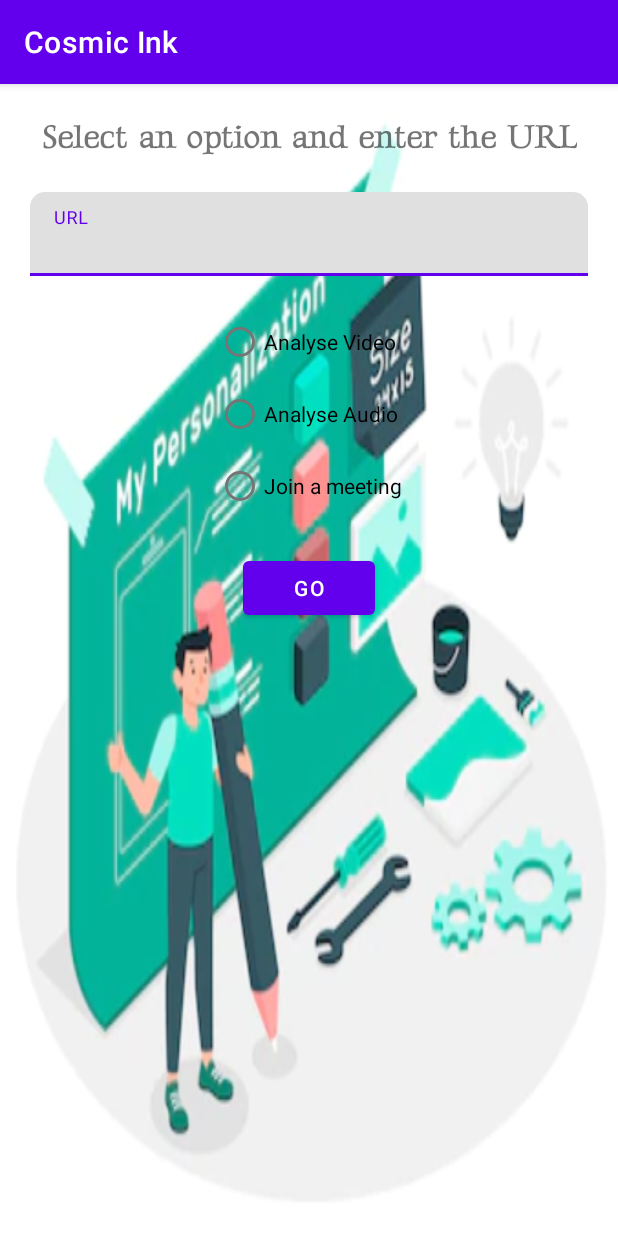
After one commit to venusaim23/Cosmic-Ink, an Android app: the LoadingActivity screen opened directly, with no data from a screen before it, on a phone screen of 412 x 824 dp. The commit adds this screen. Run offline under Robolectric (Android 15) with nearby library versions, the light colour scheme and no system bars; network calls fail.

Commit message:
create loading activity

```diff
--- a/app/build.gradle
+++ b/app/build.gradle
@@ -25,6 +25,9 @@ android {
         sourceCompatibility JavaVersion.VERSION_1_8
         targetCompatibility JavaVersion.VERSION_1_8
     }
+    buildFeatures {
+        viewBinding true
+    }
 }
 
 dependencies {
@@ -34,6 +37,7 @@ dependencies {
     implementation 'androidx.constraintlayout:constraintlayout:2.1.3'
     implementation 'androidx.gridlayout:gridlayout:1.0.0'
     implementation 'androidx.legacy:legacy-support-v4:1.0.0'
+    implementation 'com.android.volley:volley:1.2.1'
     testImplementation 'junit:junit:4.13.2'
     androidTestImplementation 'androidx.test.ext:junit:1.1.3'
     androidTestImplementation 'androidx.test.espresso:espresso-core:3.4.0'
--- a/app/src/main/AndroidManifest.xml
+++ b/app/src/main/AndroidManifest.xml
@@ -1,6 +1,8 @@
 <?xml version="1.0" encoding="utf-8"?>
 <manifest xmlns:android="http://schemas.android.com/apk/res/android"
     package="com.hack.cosmicink">
+
+    <uses-permission android:name="android.permission.INTERNET" />
 
     <application
         android:allowBackup="true"
@@ -9,6 +11,9 @@
         android:roundIcon="@mipmap/ic_launcher_round"
         android:supportsRtl="true"
         android:theme="@style/Theme.CosmicInk">
+        <activity
+            android:name=".LoadingActivity"
+            android:exported="false" />
         <activity
             android:name=".MainActivity"
             android:exported="true">
--- /dev/null
+++ b/app/src/main/java/com/hack/cosmicink/LoadingActivity.java
@@ -0,0 +1,30 @@
+package com.hack.cosmicink;
+
+import androidx.appcompat.app.AppCompatActivity;
+
+import android.content.Intent;
+import android.os.Bundle;
+
+import com.hack.cosmicink.databinding.ActivityLoadingBinding;
+
+public class LoadingActivity extends AppCompatActivity {
+
+    private ActivityLoadingBinding binding;
+
+    private int[] backgrounds = {R.drawable.doctor, R.drawable.teacher, R.drawable.law, R.drawable.custom};
+
+    @Override
+    protected void onCreate(Bundle savedInstanceState) {
+        super.onCreate(savedInstanceState);
+        binding = ActivityLoadingBinding.inflate(getLayoutInflater());
+        setContentView(binding.getRoot());
+
+        Intent intent = getIntent();
+        int card = intent.getIntExtra("Card", 0);
+
+        if (card != 0)
+            binding.loadingLayout.setBackgroundResource(backgrounds[card - 1]);
+        else
+            binding.loadingLayout.setBackgroundResource(backgrounds[3]);
+    }
+}
--- /dev/null
+++ b/app/src/main/res/layout/activity_loading.xml
@@ -0,0 +1,86 @@
+<?xml version="1.0" encoding="utf-8"?>
+<androidx.constraintlayout.widget.ConstraintLayout xmlns:android="http://schemas.android.com/apk/res/android"
+    xmlns:app="http://schemas.android.com/apk/res-auto"
+    xmlns:tools="http://schemas.android.com/tools"
+    android:id="@+id/loading_layout"
+    android:layout_width="match_parent"
+    android:layout_height="match_parent"
+    tools:context=".LoadingActivity">
+
+    <TextView
+        android:id="@+id/textView2"
+        android:layout_width="wrap_content"
+        android:layout_height="wrap_content"
+        android:layout_marginHorizontal="20dp"
+        android:layout_marginTop="20dp"
+        android:fontFamily="@font/gideon_regular"
+        android:gravity="center"
+        android:text="@string/select_url"
+        android:textSize="22sp"
+        android:textStyle="bold"
+        app:layout_constraintEnd_toEndOf="parent"
+        app:layout_constraintHorizontal_bias="0.5"
+        app:layout_constraintStart_toStartOf="parent"
+        app:layout_constraintTop_toTopOf="parent" />
+
+    <com.google.android.material.textfield.TextInputLayout
+        android:id="@+id/url_input_layout"
+        android:layout_width="match_parent"
+        android:layout_height="wrap_content"
+        android:layout_marginHorizontal="20dp"
+        android:layout_marginTop="20dp"
+        app:boxCornerRadiusTopEnd="10dp"
+        app:boxCornerRadiusTopStart="10dp"
+        app:layout_constraintEnd_toEndOf="parent"
+        app:layout_constraintHorizontal_bias="0.5"
+        app:layout_constraintStart_toStartOf="parent"
+        app:layout_constraintTop_toBottomOf="@+id/textView2">
+
+        <com.google.android.material.textfield.TextInputEditText
+            android:id="@+id/url_et"
+            android:layout_width="match_parent"
+            android:layout_height="wrap_content"
+            android:hint="@string/url"
+            android:inputType="textWebEmailAddress|textMultiLine" />
+    </com.google.android.material.textfield.TextInputLayout>
+
+    <RadioGroup
+        android:id="@+id/radio_group"
+        android:layout_width="wrap_content"
+        android:layout_height="wrap_content"
+        android:layout_marginTop="20dp"
+        app:layout_constraintEnd_toEndOf="parent"
+        app:layout_constraintHorizontal_bias="0.5"
+        app:layout_constraintStart_toStartOf="parent"
+        app:layout_constraintTop_toBottomOf="@+id/url_input_layout">
+
+        <RadioButton
+            android:id="@+id/video_radio"
+            android:layout_width="match_parent"
+            android:layout_height="wrap_content"
+            android:text="@string/analyse_video" />
+
+        <RadioButton
+            android:id="@+id/audio_radio"
+            android:layout_width="match_parent"
+            android:layout_height="wrap_content"
+            android:text="@string/analyse_audio" />
+
+        <RadioButton
+            android:id="@+id/meet_radio"
+            android:layout_width="match_parent"
+            android:layout_height="wrap_content"
+            android:text="@string/join_a_meeting" />
+    </RadioGroup>
+
+    <Button
+        android:id="@+id/go_btn"
+        android:layout_width="wrap_content"
+        android:layout_height="wrap_content"
+        android:layout_marginTop="20dp"
+        android:text="@string/go"
+        app:layout_constraintEnd_toEndOf="parent"
+        app:layout_constraintHorizontal_bias="0.5"
+        app:layout_constraintStart_toStartOf="parent"
+        app:layout_constraintTop_toBottomOf="@+id/radio_group" />
+</androidx.constraintlayout.widget.ConstraintLayout>
--- a/app/src/main/res/values/strings.xml
+++ b/app/src/main/res/values/strings.xml
@@ -1,4 +1,19 @@
 <resources>
     <string name="app_name">Cosmic Ink</string>
     <string name="thumbnail">Thumbnail</string>
+    <string name="welcome">Welcome</string>
+    <string name="select_purpose">Select your purpose from below</string>
+    <string name="court_session">Court Session</string>
+    <string name="therapy">Therapy</string>
+    <string name="lecture">Lecture</string>
+    <string name="custom">Custom</string>
+    <string name="select_url">Select an option and enter the URL</string>
+    <string name="url">URL</string>
+    <string name="analyse_video">Analyse Video</string>
+    <string name="analyse_audio">Analyse Audio</string>
+    <string name="join_a_meeting">Join a meeting</string>
+    <string name="go">Go</string>
+    <string name="phone_number">Phone Number</string>
+    <string name="dtmf">DTMF code</string>
+    <string name="email_address">Email Address</string>
 </resources>
```
Also changed, not shown: app/src/main/java/com/hack/cosmicink/MainActivity.java (+65 -1 lines), app/src/main/res/layout/activity_main.xml (+42 -5 lines), app/src/main/res/layout/dialog_layout.xml (added, +72 -0 lines), app/src/main/res/font/gideon_regular.ttf (added), 1 other file.
